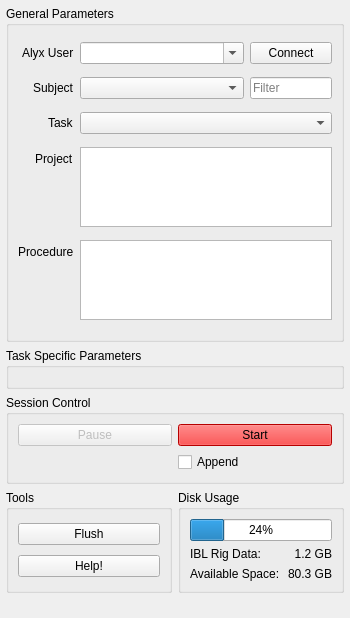
Qt form iblrig/gui/ui_wizard.ui (int-brain-lab/iblrig) before a commit.
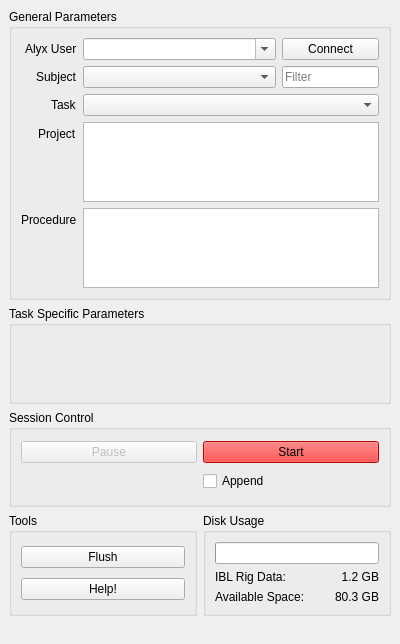
The same form after that commit. Icons and pictures are not drawn.

Commit message: cleanup of QT UIs

Patch:
```diff
--- a/iblrig/gui/ui_wizard.ui
+++ b/iblrig/gui/ui_wizard.ui
@@ -9,40 +9,16 @@
    <rect>
     <x>0</x>
     <y>0</y>
-    <width>350</width>
-    <height>618</height>
+    <width>400</width>
+    <height>644</height>
    </rect>
   </property>
-  <property name="sizePolicy">
-   <sizepolicy hsizetype="Preferred" vsizetype="Preferred">
-    <horstretch>0</horstretch>
-    <verstretch>0</verstretch>
-   </sizepolicy>
-  </property>
   <property name="minimumSize">
    <size>
-    <width>0</width>
+    <width>400</width>
     <height>0</height>
    </size>
   </property>
-  <property name="maximumSize">
-   <size>
-    <width>16777215</width>
-    <height>16777215</height>
-   </size>
-  </property>
-  <property name="sizeIncrement">
-   <size>
-    <width>0</width>
-    <height>0</height>
-   </size>
-  </property>
-  <property name="focusPolicy">
-   <enum>Qt::StrongFocus</enum>
-  </property>
-  <property name="contextMenuPolicy">
-   <enum>Qt::NoContextMenu</enum>
-  </property>
   <property name="windowTitle">
    <string>IBL Rig Wizard</string>
   </property>
@@ -50,21 +26,6 @@
    <iconset>
     <normaloff>wizard.png</normaloff>wizard.png</iconset>
   </property>
-  <property name="windowOpacity">
-   <double>1.000000000000000</double>
-  </property>
-  <property name="autoFillBackground">
-   <bool>false</bool>
-  </property>
-  <property name="animated">
-   <bool>false</bool>
-  </property>
-  <property name="documentMode">
-   <bool>false</bool>
-  </property>
-  <property name="unifiedTitleAndToolBarOnMac">
-   <bool>false</bool>
-  </property>
   <widget class="QWidget" name="centralwidget">
    <property name="sizePolicy">
     <sizepolicy hsizetype="Preferred" vsizetype="Preferred">
@@ -78,57 +39,188 @@
      <height>0</height>
     </size>
    </property>
-   <layout class="QHBoxLayout" name="horizontalLayout_3" stretch="0">
-    <property name="spacing">
-     <number>6</number>
-    </property>
-    <property name="sizeConstraint">
-     <enum>QLayout::SetDefaultConstraint</enum>
-    </property>
-    <property name="leftMargin">
-     <number>0</number>
-    </property>
-    <property name="topMargin">
-     <number>0</number>
-    </property>
-    <property name="rightMargin">
-     <number>0</number>
-    </property>
-    <property name="bottomMargin">
-     <number>0</number>
-    </property>
-    <item>
-     <layout class="QGridLayout" name="mainGrid" columnstretch="1,1">
-      <property name="sizeConstraint">
-       <enum>QLayout::SetDefaultConstraint</enum>
-      </property>
-      <property name="leftMargin">
-       <number>6</number>
-      </property>
-      <property name="topMargin">
-       <number>6</number>
-      </property>
-      <property name="rightMargin">
-       <number>6</number>
-      </property>
-      <property name="bottomMargin">
-       <number>6</number>
+   <layout class="QGridLayout">
+    <item row="3" column="0">
+     <widget class="QGroupBox" name="uiGroupTools">
+      <property name="sizePolicy">
+       <sizepolicy hsizetype="Preferred" vsizetype="Preferred">
+        <horstretch>0</horstretch>
+        <verstretch>0</verstretch>
+       </sizepolicy>
+      </property>
+      <property name="title">
+       <string>Tools</string>
+      </property>
+      <layout class="QGridLayout" name="gridLayout_4">
+       <item row="0" column="0">
+        <widget class="QPushButton" name="uiPushFlush">
+         <property name="enabled">
+          <bool>true</bool>
+         </property>
+         <property name="sizePolicy">
+          <sizepolicy hsizetype="Expanding" vsizetype="Fixed">
+           <horstretch>0</horstretch>
+           <verstretch>0</verstretch>
+          </sizepolicy>
+         </property>
+         <property name="statusTip">
+          <string>flush the valve</string>
+         </property>
+         <property name="text">
+          <string>Flush</string>
+         </property>
+         <property name="checkable">
+          <bool>true</bool>
+         </property>
+        </widget>
+       </item>
+       <item row="1" column="0">
+        <widget class="QPushButton" name="uiPushHelp">
+         <property name="sizePolicy">
+          <sizepolicy hsizetype="Expanding" vsizetype="Fixed">
+           <horstretch>0</horstretch>
+           <verstretch>0</verstretch>
+          </sizepolicy>
+         </property>
+         <property name="statusTip">
+          <string>open the iblrig documentation in your browser</string>
+         </property>
+         <property name="text">
+          <string>Help!</string>
+         </property>
+        </widget>
+       </item>
+      </layout>
+     </widget>
+    </item>
+    <item row="3" column="1">
+     <widget class="QGroupBox" name="uiGroupDiskSpace">
+      <property name="title">
+       <string>Disk Usage</string>
       </property>
+      <layout class="QFormLayout" name="formLayout_2">
+       <item row="2" column="1">
+        <widget class="QLabel" name="uiLabelDiskAvailableValue">
+         <property name="text">
+          <string>80.3 GB</string>
+         </property>
+         <property name="textFormat">
+          <enum>Qt::AutoText</enum>
+         </property>
+         <property name="alignment">
+          <set>Qt::AlignRight|Qt::AlignTrailing|Qt::AlignVCenter</set>
+         </property>
+        </widget>
+       </item>
+       <item row="1" column="1">
+        <widget class="QLabel" name="uiLabelDiskIblrigValue">
+         <property name="text">
+          <string>1.2 GB</string>
+         </property>
+         <property name="alignment">
+          <set>Qt::AlignRight|Qt::AlignTrailing|Qt::AlignVCenter</set>
+         </property>
+        </widget>
+       </item>
+       <item row="1" column="0">
+        <widget class="QLabel" name="uiLabelDiskIblrig">
+         <property name="text">
+          <string>IBL Rig Data:</string>
+         </property>
+        </widget>
+       </item>
+       <item row="2" column="0">
+        <widget class="QLabel" name="uiLabelDiskAvailable">
+         <property name="text">
+          <string>Available Space:</string>
+         </property>
+        </widget>
+       </item>
+       <item row="0" column="0" colspan="2">
+        <widget class="QProgressBar" name="uiProgressDiskSpace">
+         <property name="sizePolicy">
+          <sizepolicy hsizetype="Expanding" vsizetype="Fixed">
+           <horstretch>0</horstretch>
+           <verstretch>0</verstretch>
+          </sizepolicy>
+         </property>
+         <property name="statusTip">
+          <string/>
+         </property>
+        </widget>
+       </item>
+      </layout>
+     </widget>
+    </item>
+    <item row="2" column="0" colspan="2">
+     <widget class="QGroupBox" name="uiGroupSessionControl">
+      <property name="title">
+       <string>Session Control</string>
+      </property>
+      <layout class="QGridLayout" name="gridLayout_3" columnstretch="1,1">
+       <item row="1" column="1">
+        <widget class="QCheckBox" name="uiCheckAppend">
+         <property name="statusTip">
+          <string>append to previous session</string>
+         </property>
+         <property name="text">
+          <string>Append</string>
+         </property>
+        </widget>
+       </item>
+       <item row="0" column="0">
+        <widget class="QPushButton" name="uiPushPause">
+         <property name="enabled">
+          <bool>false</bool>
+         </property>
+         <property name="statusTip">
+          <string>pause the session after the current trial</string>
+         </property>
+         <property name="text">
+          <string>Pause</string>
+         </property>
+         <property name="checkable">
+          <bool>true</bool>
+         </property>
+         <property name="checked">
+          <bool>false</bool>
+         </property>
+        </widget>
+       </item>
+       <item row="0" column="1">
+        <widget class="QPushButton" name="uiPushStart">
+         <property name="statusTip">
+          <string>start the session</string>
+         </property>
+         <property name="styleSheet">
+          <string notr="true">QPushButton { background-color: red; }</string>
+         </property>
+         <property name="text">
+          <string>Start</string>
+         </property>
+        </widget>
+       </item>
+      </layout>
+     </widget>
+    </item>
       <item row="1" column="0" colspan="2">
+     <widget class="QGroupBox" name="uiGroupTaskParameters">
+      <property name="title">
+       <string>Task Specific Parameters</string>
+      </property>
+      <layout class="QFormLayout" name="formLayout_3">
+       <property name="labelAlignment">
+        <set>Qt::AlignRight|Qt::AlignTrailing|Qt::AlignVCenter</set>
+       </property>
+      </layout>
+     </widget>
+    </item>
+    <item row="0" column="0" colspan="2">
        <widget class="QGroupBox" name="uiGroupParameters">
-        <property name="sizePolicy">
-         <sizepolicy hsizetype="Preferred" vsizetype="Preferred">
-          <horstretch>0</horstretch>
-          <verstretch>0</verstretch>
-         </sizepolicy>
-        </property>
         <property name="title">
          <string>General Parameters</string>
         </property>
         <layout class="QFormLayout" name="formLayout">
-         <property name="sizeConstraint">
-          <enum>QLayout::SetDefaultConstraint</enum>
-         </property>
          <property name="fieldGrowthPolicy">
           <enum>QFormLayout::ExpandingFieldsGrow</enum>
          </property>
@@ -153,12 +245,6 @@
              <verstretch>0</verstretch>
             </sizepolicy>
            </property>
-           <property name="frameShape">
-            <enum>QFrame::NoFrame</enum>
-           </property>
-           <property name="frameShadow">
-            <enum>QFrame::Plain</enum>
-           </property>
            <layout class="QHBoxLayout" name="horizontalLayout_2" stretch="2,1">
             <property name="leftMargin">
              <number>0</number>
@@ -196,12 +282,6 @@
                 <verstretch>0</verstretch>
                </sizepolicy>
               </property>
-              <property name="maximumSize">
-               <size>
-                <width>16777215</width>
-                <height>16777215</height>
-               </size>
-              </property>
               <property name="toolTip">
                <string/>
               </property>
@@ -234,12 +314,6 @@
              <verstretch>0</verstretch>
             </sizepolicy>
            </property>
-           <property name="frameShape">
-            <enum>QFrame::NoFrame</enum>
-           </property>
-           <property name="frameShadow">
-            <enum>QFrame::Plain</enum>
-           </property>
            <layout class="QHBoxLayout" name="horizontalLayout" stretch="2,1">
             <property name="leftMargin">
              <number>0</number>
@@ -283,9 +357,6 @@
               <property name="statusTip">
                <string>filter displayed subjects by name</string>
               </property>
-              <property name="layoutDirection">
-               <enum>Qt::LeftToRight</enum>
-              </property>
               <property name="placeholderText">
                <string>Filter</string>
               </property>
@@ -336,7 +407,7 @@
          <item row="3" column="1">
           <widget class="QListView" name="uiListProjects">
            <property name="sizePolicy">
-            <sizepolicy hsizetype="Expanding" vsizetype="Expanding">
+          <sizepolicy hsizetype="Expanding" vsizetype="Minimum">
              <horstretch>0</horstretch>
              <verstretch>0</verstretch>
             </sizepolicy>
@@ -441,7 +512,7 @@
          <item row="4" column="1">
           <widget class="QListView" name="uiListProcedures">
            <property name="sizePolicy">
-            <sizepolicy hsizetype="Expanding" vsizetype="Expanding">
+          <sizepolicy hsizetype="Expanding" vsizetype="Minimum">
              <horstretch>0</horstretch>
              <verstretch>0</verstretch>
             </sizepolicy>
@@ -536,264 +607,9 @@
         </layout>
        </widget>
       </item>
-      <item row="2" column="0" colspan="2">
-       <widget class="QGroupBox" name="uiGroupTaskParameters">
-        <property name="enabled">
-         <bool>true</bool>
-        </property>
-        <property name="sizePolicy">
-         <sizepolicy hsizetype="Preferred" vsizetype="Preferred">
-          <horstretch>0</horstretch>
-          <verstretch>0</verstretch>
-         </sizepolicy>
-        </property>
-        <property name="minimumSize">
-         <size>
-          <width>0</width>
-          <height>0</height>
-         </size>
-        </property>
-        <property name="title">
-         <string>Task Specific Parameters</string>
-        </property>
-        <layout class="QFormLayout" name="formLayout_3">
-         <property name="fieldGrowthPolicy">
-          <enum>QFormLayout::AllNonFixedFieldsGrow</enum>
-         </property>
-         <property name="labelAlignment">
-          <set>Qt::AlignRight|Qt::AlignTrailing|Qt::AlignVCenter</set>
-         </property>
-        </layout>
-       </widget>
-      </item>
-      <item row="4" column="1">
-       <widget class="QGroupBox" name="uiGroupDiskSpace">
-        <property name="sizePolicy">
-         <sizepolicy hsizetype="Preferred" vsizetype="Preferred">
-          <horstretch>0</horstretch>
-          <verstretch>0</verstretch>
-         </sizepolicy>
-        </property>
-        <property name="title">
-         <string>Disk Usage</string>
-        </property>
-        <layout class="QFormLayout" name="formLayout_2">
-         <property name="sizeConstraint">
-          <enum>QLayout::SetDefaultConstraint</enum>
-         </property>
-         <property name="fieldGrowthPolicy">
-          <enum>QFormLayout::AllNonFixedFieldsGrow</enum>
-         </property>
-         <property name="horizontalSpacing">
-          <number>6</number>
-         </property>
-         <property name="verticalSpacing">
-          <number>6</number>
-         </property>
-         <item row="2" column="1">
-          <widget class="QLabel" name="uiLableDiskAvailableValue">
-           <property name="text">
-            <string>80.3 GB</string>
-           </property>
-           <property name="textFormat">
-            <enum>Qt::AutoText</enum>
-           </property>
-           <property name="alignment">
-            <set>Qt::AlignRight|Qt::AlignTrailing|Qt::AlignVCenter</set>
-           </property>
-          </widget>
-         </item>
-         <item row="1" column="1">
-          <widget class="QLabel" name="uiLableDiskIblrigValue">
-           <property name="text">
-            <string>1.2 GB</string>
-           </property>
-           <property name="alignment">
-            <set>Qt::AlignRight|Qt::AlignTrailing|Qt::AlignVCenter</set>
-           </property>
-          </widget>
-         </item>
-         <item row="1" column="0">
-          <widget class="QLabel" name="uiLableDiskIblrig">
-           <property name="text">
-            <string>IBL Rig Data:</string>
-           </property>
-          </widget>
-         </item>
-         <item row="2" column="0">
-          <widget class="QLabel" name="uiLableDiskAvailable">
-           <property name="text">
-            <string>Available Space:</string>
-           </property>
-          </widget>
-         </item>
-         <item row="0" column="0" colspan="2">
-          <widget class="QProgressBar" name="uiProgressDiskSpace">
-           <property name="sizePolicy">
-            <sizepolicy hsizetype="Expanding" vsizetype="Fixed">
-             <horstretch>0</horstretch>
-             <verstretch>0</verstretch>
-            </sizepolicy>
-           </property>
-           <property name="statusTip">
-            <string/>
-           </property>
-           <property name="value">
-            <number>24</number>
-           </property>
-           <property name="invertedAppearance">
-            <bool>false</bool>
-           </property>
-           <property name="textDirection">
-            <enum>QProgressBar::TopToBottom</enum>
-           </property>
-          </widget>
-         </item>
-        </layout>
-       </widget>
-      </item>
-      <item row="4" column="0">
-       <widget class="QGroupBox" name="uiGroupTools">
-        <property name="sizePolicy">
-         <sizepolicy hsizetype="Preferred" vsizetype="Preferred">
-          <horstretch>0</horstretch>
-          <verstretch>0</verstretch>
-         </sizepolicy>
-        </property>
-        <property name="title">
-         <string>Tools</string>
-        </property>
-        <layout class="QGridLayout" name="gridLayout_3" columnstretch="0">
-         <property name="sizeConstraint">
-          <enum>QLayout::SetDefaultConstraint</enum>
-         </property>
-         <item row="0" column="0">
-          <widget class="QPushButton" name="uiPushFlush">
-           <property name="enabled">
-            <bool>true</bool>
-           </property>
-           <property name="sizePolicy">
-            <sizepolicy hsizetype="Expanding" vsizetype="Fixed">
-             <horstretch>0</horstretch>
-             <verstretch>0</verstretch>
-            </sizepolicy>
-           </property>
-           <property name="statusTip">
-            <string>flush the valve</string>
-           </property>
-           <property name="text">
-            <string>Flush</string>
-           </property>
-           <property name="checkable">
-            <bool>true</bool>
-           </property>
-          </widget>
-         </item>
-         <item row="1" column="0">
-          <widget class="QPushButton" name="uiPushHelp">
-           <property name="sizePolicy">
-            <sizepolicy hsizetype="Expanding" vsizetype="Fixed">
-             <horstretch>0</horstretch>
-             <verstretch>0</verstretch>
-            </sizepolicy>
-           </property>
-           <property name="statusTip">
-            <string>open the iblrig documentation in your browser</string>
-           </property>
-           <property name="text">
-            <string>Help!</string>
-           </property>
-          </widget>
-         </item>
-        </layout>
-       </widget>
-      </item>
-      <item row="3" column="0" colspan="2">
-       <widget class="QGroupBox" name="uiGroupSessionControl">
-        <property name="sizePolicy">
-         <sizepolicy hsizetype="Preferred" vsizetype="Preferred">
-          <horstretch>0</horstretch>
-          <verstretch>0</verstretch>
-         </sizepolicy>
-        </property>
-        <property name="title">
-         <string>Session Control</string>
-        </property>
-        <layout class="QGridLayout" name="gridLayout" columnstretch="1,1">
-         <property name="sizeConstraint">
-          <enum>QLayout::SetDefaultConstraint</enum>
-         </property>
-         <property name="leftMargin">
-          <number>9</number>
-         </property>
-         <property name="horizontalSpacing">
-          <number>6</number>
-         </property>
-         <item row="1" column="1">
-          <widget class="QCheckBox" name="uiCheckAppend">
-           <property name="sizePolicy">
-            <sizepolicy hsizetype="Minimum" vsizetype="Fixed">
-             <horstretch>0</horstretch>
-             <verstretch>0</verstretch>
-            </sizepolicy>
-           </property>
-           <property name="toolTip">
-            <string/>
-           </property>
-           <property name="statusTip">
-            <string>append to previous session</string>
-           </property>
-           <property name="text">
-            <string>Append</string>
-           </property>
-          </widget>
-         </item>
-         <item row="0" column="0">
-          <widget class="QPushButton" name="uiPushPause">
-           <property name="enabled">
-            <bool>false</bool>
-           </property>
-           <property name="statusTip">
-            <string>pause the session after the current trial</string>
-           </property>
-           <property name="text">
-            <string>Pause</string>
-           </property>
-           <property name="checkable">
-            <bool>true</bool>
-           </property>
-           <property name="checked">
-            <bool>false</bool>
-           </property>
-          </widget>
-         </item>
-         <item row="0" column="1">
-          <widget class="QPushButton" name="uiPushStart">
-           <property name="statusTip">
-            <string>start the session</string>
-           </property>
-           <property name="styleSheet">
-            <string notr="true">QPushButton { background-color: red; }</string>
-           </property>
-           <property name="text">
-            <string>Start</string>
-           </property>
-          </widget>
-         </item>
-        </layout>
-       </widget>
-      </item>
-     </layout>
-    </item>
    </layout>
   </widget>
   <widget class="QStatusBar" name="statusbar">
-   <property name="enabled">
-    <bool>true</bool>
-   </property>
-   <property name="toolTip">
-    <string/>
-   </property>
    <property name="sizeGripEnabled">
     <bool>false</bool>
    </property>
```
Left out of the diff: 35 changed lines with no effect on the pictures. Lines whose indentation alone changed are shown as unchanged. The commit also changes 2 other files.
